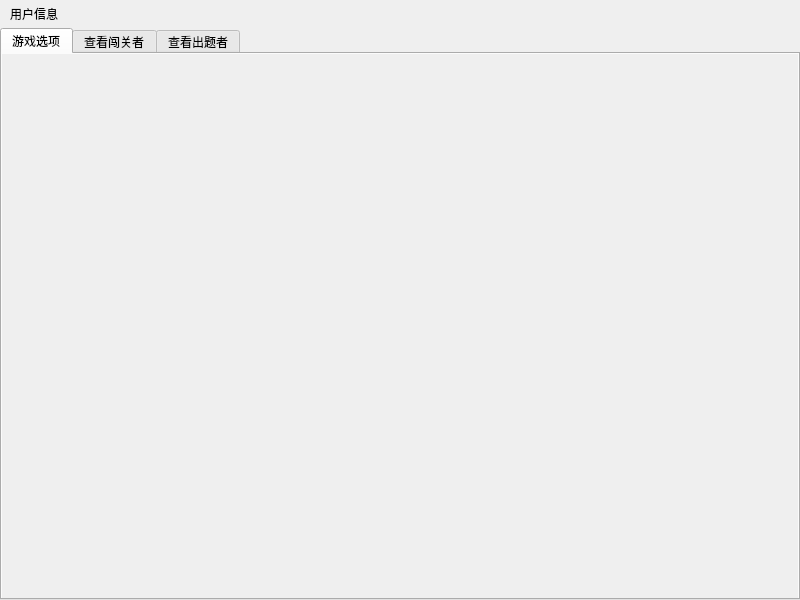
Before: the Qt Designer form mainwindow.ui in yts1999/word-elimination, drawn with Qt 5.
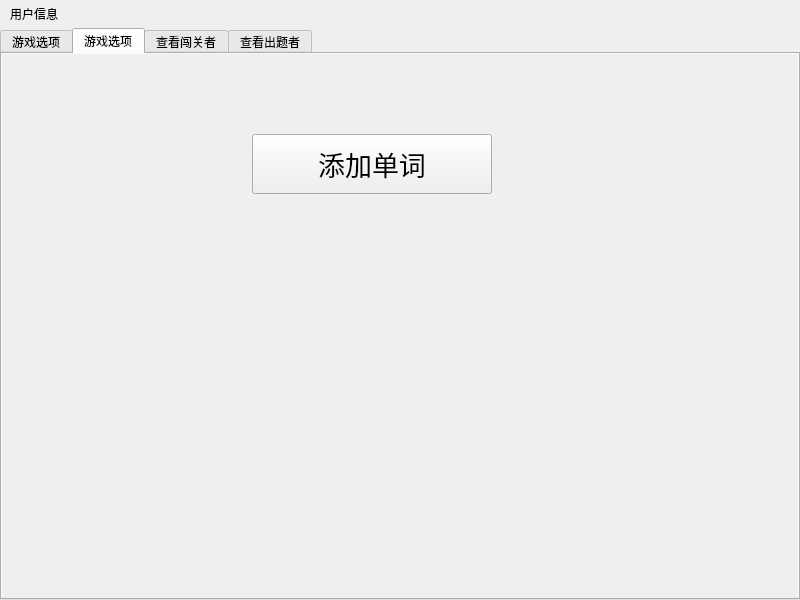
After: the same form once the commit is applied. The open tabs and pages were chosen to show the change.

Commit message: add add-word window and game window (v1.0)

Diff of the .ui file:
```diff
--- a/mainwindow.ui
+++ b/mainwindow.ui
@@ -33,6 +33,50 @@
      <attribute name="title">
       <string>游戏选项</string>
      </attribute>
+     <widget class="QPushButton" name="gameButton">
+      <property name="geometry">
+       <rect>
+        <x>250</x>
+        <y>80</y>
+        <width>240</width>
+        <height>60</height>
+       </rect>
+      </property>
+      <property name="font">
+       <font>
+        <pointsize>20</pointsize>
+       </font>
+      </property>
+      <property name="text">
+       <string>开始闯关</string>
+      </property>
+     </widget>
+    </widget>
+    <widget class="QWidget" name="manager_game_option">
+     <property name="autoFillBackground">
+      <bool>true</bool>
+     </property>
+     <attribute name="title">
+      <string>游戏选项</string>
+     </attribute>
+     <widget class="QPushButton" name="addwordButton">
+      <property name="geometry">
+       <rect>
+        <x>250</x>
+        <y>80</y>
+        <width>240</width>
+        <height>60</height>
+       </rect>
+      </property>
+      <property name="font">
+       <font>
+        <pointsize>20</pointsize>
+       </font>
+      </property>
+      <property name="text">
+       <string>添加单词</string>
+      </property>
+     </widget>
     </widget>
     <widget class="QWidget" name="player_show">
      <property name="autoFillBackground">
```
Left out of the diff: 2 changed lines with no effect on the pictures. The commit also changes 25 other files.
